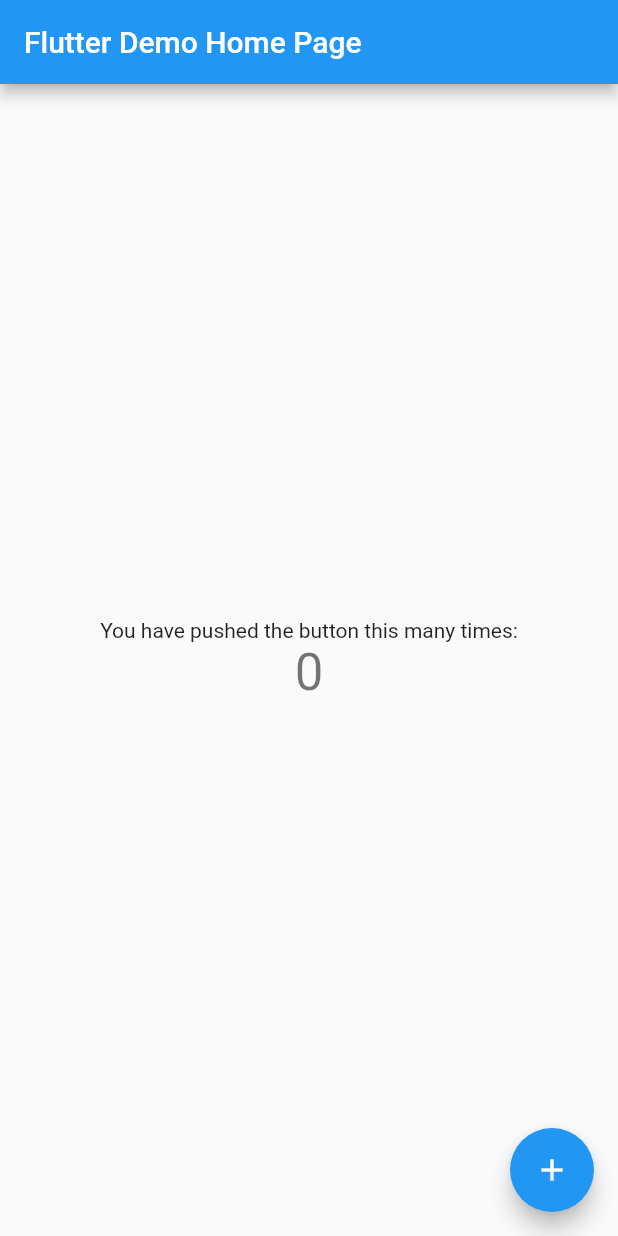
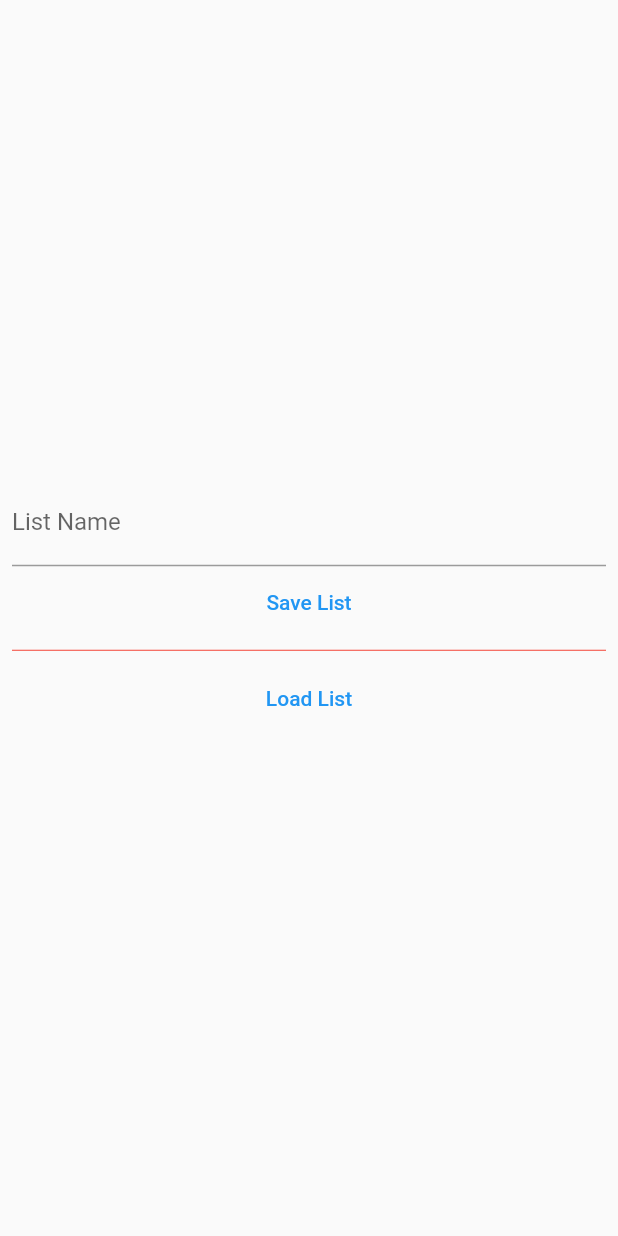
Before and after one commit to misteroak/bucket_list_flutter_app, a Flutter app: the screen it shows after launch, on a phone screen of 412 x 824 dp. Run offline on Flutter 3.47's test engine with Material 2 defaults, Android fonts, the phone set to English and light mode, and no system bars; our stand-ins replace bloc, flutter_bloc, freezed_annotation, get_it, injectable, logger and 1 more; generated files the repository leaves out were written again.

```diff
--- /dev/null
+++ b/lib/1_presentation/main_page/main_page.dart
@@ -0,0 +1,63 @@
+import 'package:flutter/material.dart';
+import 'package:flutter_bloc/flutter_bloc.dart';
+
+import '../../2_application/blocs.dart';
+import '../../injection.dart';
+import 'widgets/applist_form_widget.dart';
+import 'widgets/applist_loader_widget.dart';
+
+class MainPage extends StatelessWidget {
+  const MainPage({Key? key}) : super(key: key);
+
+  @override
+  Widget build(BuildContext context) {
+    return Scaffold(
+      body: MultiBlocProvider(
+        providers: [
+          BlocProvider<AppListFormBloc>(
+            create: (_) => getIt<AppListFormBloc>(),
+          ),
+          BlocProvider<AppListWatcherBloc>(
+            create: (_) => getIt<AppListWatcherBloc>(),
+          ),
+        ],
+        child: const _MainPageLayout(),
+      ),
+    );
+  }
+}
+
+class _MainPageLayout extends StatelessWidget {
+  const _MainPageLayout({Key? key}) : super(key: key);
+
+  @override
+  Widget build(BuildContext context) {
+    return BlocListener<AppListFormBloc, AppListFormState>(
+      listenWhen: (previous, current) => current.maybeMap(
+        savedSuccessfully: (_) => true,
+        orElse: () => false,
+      ),
+      listener: (context, state) {
+        ScaffoldMessenger.of(context).showSnackBar(
+          const SnackBar(
+            content: Text('List saved successfully!'),
+          ),
+        );
+      },
+      child: Center(
+        child: Padding(
+          padding: const EdgeInsets.all(8.0),
+          child: Column(
+            mainAxisAlignment: MainAxisAlignment.center,
+            children: const [
+              // Save list form
+              AppListFormWidget(),
+              Divider(color: Colors.red),
+              AppListLoaderWidget(),
+            ],
+          ),
+        ),
+      ),
+    );
+  }
+}
--- /dev/null
+++ b/lib/1_presentation/main_page/widgets/applist_form_widget.dart
@@ -0,0 +1,40 @@
+import 'package:flutter/material.dart';
+import 'package:flutter_bloc/flutter_bloc.dart';
+import 'package:photo_app/2_application/blocs/applist_form_bloc/applist_form_bloc.dart';
+import 'package:photo_app/3_domain/app_lists/applist_entity.dart';
+
+class AppListFormWidget extends StatefulWidget {
+  const AppListFormWidget({Key? key}) : super(key: key);
+
+  @override
+  _AppListFormWidgetState createState() => _AppListFormWidgetState();
+}
+
+class _AppListFormWidgetState extends State<AppListFormWidget> {
+  final _formKey = GlobalKey<FormState>();
+  String? _listName;
+
+  @override
+  Widget build(BuildContext context) {
+    return Form(
+      key: _formKey,
+      child: Column(
+        mainAxisAlignment: MainAxisAlignment.center,
+        children: [
+          TextFormField(
+            decoration: const InputDecoration(
+              labelText: 'List Name',
+            ),
+            onChanged: (newValue) => _listName = newValue,
+          ),
+          TextButton(
+            onPressed: () => context
+                .read<AppListFormBloc>()
+                .add(AppListFormEvent.saveAppList(AppList(_listName ?? ''))),
+            child: const Text('Save List'),
+          ),
+        ],
+      ),
+    );
+  }
+}
--- /dev/null
+++ b/lib/1_presentation/main_page/widgets/applist_loader_widget.dart
@@ -0,0 +1,32 @@
+import 'package:flutter/material.dart';
+import 'package:flutter_bloc/flutter_bloc.dart';
+import 'package:photo_app/2_application/blocs.dart';
+
+class AppListLoaderWidget extends StatelessWidget {
+  const AppListLoaderWidget({Key? key}) : super(key: key);
+
+  @override
+  Widget build(BuildContext context) {
+    return Column(
+      children: [
+        TextButton(
+          onPressed: () => context
+              .read<AppListWatcherBloc>()
+              .add(const AppListWatcherEvent.loadList()),
+          child: const Text('Load List'),
+        ),
+        BlocBuilder<AppListWatcherBloc, AppListWatcherState>(
+          builder: (context, state) {
+            return Text(
+              state.map(
+                  initial: (_) => '',
+                  loadingList: (_) => 'Loading..',
+                  loadedListSuccessfully: (event) => event.appList.name,
+                  loadListFailed: (_) => 'Error loading list!'),
+            );
+          },
+        ),
+      ],
+    );
+  }
+}
--- /dev/null
+++ b/lib/2_application/blocs.dart
@@ -0,0 +1,2 @@
+export './blocs/applist_form_bloc/applist_form_bloc.dart';
+export './blocs/applist_watcher_bloc/applist_watcher_bloc.dart';
--- /dev/null
+++ b/lib/2_application/blocs/applist_form_bloc/applist_form_bloc_event.dart
@@ -0,0 +1,7 @@
+part of 'applist_form_bloc.dart';
+
+@freezed
+class AppListFormEvent with _$AppListFormEvent {
+  const factory AppListFormEvent.started() = _Started;
+  const factory AppListFormEvent.saveAppList(AppList appList) = _SaveAppList;
+}
--- /dev/null
+++ b/lib/2_application/blocs/applist_form_bloc/applist_form_bloc_state.dart
@@ -0,0 +1,12 @@
+part of 'applist_form_bloc.dart';
+
+@freezed
+class AppListFormState with _$AppListFormState {
+  const factory AppListFormState.initial() = _Initial;
+  const factory AppListFormState.saving() = _Saving;
+  const factory AppListFormState.savedSuccessfully() = _SavedSuccessfully;
+  const factory AppListFormState.saveFailed() = _SavedFailed;
+  const factory AppListFormState.listLoadedSuccessfully(AppList list) =
+      _LoadedSuccessfully;
+  const factory AppListFormState.listLoadFailed() = _LoadFailed;
+}
--- /dev/null
+++ b/lib/2_application/blocs/applist_watcher_bloc/applist_watcher_bloc.dart
@@ -0,0 +1,39 @@
+import 'package:bloc/bloc.dart';
+import 'package:freezed_annotation/freezed_annotation.dart';
+import 'package:injectable/injectable.dart';
+
+import '../../../3_domain/app_lists/applist_entity.dart';
+import '../../../3_domain/app_lists/i_applists_repository.dart';
+
+part 'applist_watcher_bloc.freezed.dart';
+part 'applist_watcher_event.dart';
+part 'applist_watcher_state.dart';
+
+@injectable
+class AppListWatcherBloc
+    extends Bloc<AppListWatcherEvent, AppListWatcherState> {
+  final IAppListsRepository appListsRepository;
+
+  AppListWatcherBloc(this.appListsRepository)
+      : super(const AppListWatcherState.initial()) {
+    on<AppListWatcherEvent>((event, emit) async {
+      await event.map(
+        loadList: (_) async {
+          emit(const AppListWatcherState.loadingList());
+          // Try to get list from repository
+          final appList = await appListsRepository.getList();
+
+          // List load failed
+          if (appList == null) {
+            emit(const AppListWatcherState.loadListFailed());
+            // List load succeeded
+          } else {
+            add(AppListWatcherEvent.listLoaded(appList));
+          }
+        },
+        listLoaded: (event) async =>
+            emit(AppListWatcherState.loadedListSuccessfully(event.appList)),
+      );
+    });
+  }
+}
--- /dev/null
+++ b/lib/2_application/blocs/applist_watcher_bloc/applist_watcher_event.dart
@@ -0,0 +1,7 @@
+part of 'applist_watcher_bloc.dart';
+
+@freezed
+class AppListWatcherEvent with _$AppListWatcherEvent {
+  const factory AppListWatcherEvent.loadList() = _loadList;
+  const factory AppListWatcherEvent.listLoaded(AppList appList) = _listLoaded;
+}
--- /dev/null
+++ b/lib/2_application/blocs/applist_watcher_bloc/applist_watcher_state.dart
@@ -0,0 +1,10 @@
+part of 'applist_watcher_bloc.dart';
+
+@freezed
+class AppListWatcherState with _$AppListWatcherState {
+  const factory AppListWatcherState.initial() = _$Initial;
+  const factory AppListWatcherState.loadingList() = _$loadingList;
+  const factory AppListWatcherState.loadedListSuccessfully(AppList appList) =
+      _$loadedListSuccessfully;
+  const factory AppListWatcherState.loadListFailed() = _$loadListFailed;
+}
--- a/lib/3_domain/app_lists/i_applists_repository.dart
+++ b/lib/3_domain/app_lists/i_applists_repository.dart
@@ -1,6 +1,6 @@
 import 'applist_entity.dart';
 
 abstract class IAppListsRepository {
-  AppList getList();
+  Future<AppList?> getList();
   Future<bool> writeList(AppList list);
 }
--- a/lib/4_infrastructure/app_lists/applists_repository.dart
+++ b/lib/4_infrastructure/app_lists/applists_repository.dart
@@ -15,9 +15,9 @@ class AppListsRepository implements IAppListsRepository {
   AppListsRepository(this.sp);
 
   @override
-  AppList getList() {
+  Future<AppList> getList() {
     String res = sp.getString(listKey) ?? '';
-    return AppList.fromJson(jsonDecode(res));
+    return Future.value(AppList.fromJson(jsonDecode(res)));
   }
 
   @override
--- a/lib/4_infrastructure/core/shared_preferences_injectable_module.dart
+++ b/lib/4_infrastructure/core/shared_preferences_injectable_module.dart
@@ -2,7 +2,7 @@ import 'package:injectable/injectable.dart';
 import 'package:shared_preferences/shared_preferences.dart';
 
 @module
-abstract class RegisterModule {
+abstract class SharedPreferenceInjectableModule {
   @preResolve
   Future<SharedPreferences> get prefs => SharedPreferences.getInstance();
 }
--- a/lib/main.dart
+++ b/lib/main.dart
@@ -1,10 +1,20 @@
+import 'package:bloc/bloc.dart';
 import 'package:flutter/material.dart';
 
+import '1_presentation/main_page/main_page.dart';
+import '2_application/bloc_observer/bloc_observer.dart';
 import 'injection.dart';
 
-void main() {
-  configureDependencies();
-  runApp(const MyApp());
+void main() async {
+  WidgetsFlutterBinding.ensureInitialized();
+  await configureDependencies();
+
+  BlocOverrides.runZoned(
+    () {
+      runApp(const MyApp());
+    },
+    blocObserver: AppBlocObserver(),
+  );
 }
 
 class MyApp extends StatelessWidget {
@@ -16,103 +26,9 @@ class MyApp extends StatelessWidget {
     return MaterialApp(
       title: 'Flutter Demo',
       theme: ThemeData(
-        // This is the theme of your application.
-        //
-        // Try running your application with "flutter run". You'll see the
-        // application has a blue toolbar. Then, without quitting the app, try
-        // changing the primarySwatch below to Colors.green and then invoke
-        // "hot reload" (press "r" in the console where you ran "flutter run",
-        // or simply save your changes to "hot reload" in a Flutter IDE).
-        // Notice that the counter didn't reset back to zero; the application
-        // is not restarted.
         primarySwatch: Colors.blue,
       ),
-      home: const MyHomePage(title: 'Flutter Demo Home Page'),
+      home: const MainPage(),
     );
   }
 }
-
-class MyHomePage extends StatefulWidget {
-  const MyHomePage({Key? key, required this.title}) : super(key: key);
-
-  // This widget is the home page of your application. It is stateful, meaning
-  // that it has a State object (defined below) that contains fields that affect
-  // how it looks.
-
-  // This class is the configuration for the state. It holds the values (in this
-  // case the title) provided by the parent (in this case the App widget) and
-  // used by the build method of the State. Fields in a Widget subclass are
-  // always marked "final".
-
-  final String title;
-
-  @override
-  State<MyHomePage> createState() => _MyHomePageState();
-}
-
-class _MyHomePageState extends State<MyHomePage> {
-  int _counter = 0;
-
-  void _incrementCounter() {
-    setState(() {
-      // This call to setState tells the Flutter framework that something has
-      // changed in this State, which causes it to rerun the build method below
-      // so that the display can reflect the updated values. If we changed
-      // _counter without calling setState(), then the build method would not be
-      // called again, and so nothing would appear to happen.
-      _counter++;
-    });
-  }
-
-  @override
-  Widget build(BuildContext context) {
-    // This method is rerun every time setState is called, for instance as done
-    // by the _incrementCounter method above.
-    //
-    // The Flutter framework has been optimized to make rerunning build methods
-    // fast, so that you can just rebuild anything that needs updating rather
-    // than having to individually change instances of widgets.
-    return Scaffold(
-      appBar: AppBar(
-        // Here we take the value from the MyHomePage object that was created by
-        // the App.build method, and use it to set our appbar title.
-        title: Text(widget.title),
-      ),
-      body: Center(
-        // Center is a layout widget. It takes a single child and positions it
-        // in the middle of the parent.
-        child: Column(
-          // Column is also a layout widget. It takes a list of children and
-          // arranges them vertically. By default, it sizes itself to fit its
-          // children horizontally, and tries to be as tall as its parent.
-          //
-          // Invoke "debug painting" (press "p" in the console, choose the
-          // "Toggle Debug Paint" action from the Flutter Inspector in Android
-          // Studio, or the "Toggle Debug Paint" command in Visual Studio Code)
-          // to see the wireframe for each widget.
-          //
-          // Column has various properties to control how it sizes itself and
-          // how it positions its children. Here we use mainAxisAlignment to
-          // center the children vertically; the main axis here is the vertical
-          // axis because Columns are vertical (the cross axis would be
-          // horizontal).
-          mainAxisAlignment: MainAxisAlignment.center,
-          children: <Widget>[
-            const Text(
-              'You have pushed the button this many times:',
-            ),
-            Text(
-              '$_counter',
-              style: Theme.of(context).textTheme.headline4,
-            ),
-          ],
-        ),
-      ),
-      floatingActionButton: FloatingActionButton(
-        onPressed: _incrementCounter,
-        tooltip: 'Increment',
-        child: const Icon(Icons.add),
-      ), // This trailing comma makes auto-formatting nicer for build methods.
-    );
-  }
-}
--- a/pubspec.yaml
+++ b/pubspec.yaml
@@ -27,13 +27,16 @@ environment:
 # the latest version available on pub.dev. To see which dependencies have newer
 # versions available, run `flutter pub outdated`.
 dependencies:
+  bloc: ^8.0.1
   cupertino_icons: ^1.0.2
   flutter:
     sdk: flutter
+  flutter_bloc: ^8.0.0
   freezed_annotation: ^1.0.0
   get_it: ^7.2.0
   injectable: ^1.5.0
   json_annotation: ^4.3.0
+  logger: ^1.1.0
   shared_preferences: ^2.0.9
 
 dev_dependencies:
```
Also changed, not shown: lib/2_application/bloc_observer/bloc_observer.dart (added, +17 -0 lines), lib/2_application/blocs/applist_form_bloc/applist_form_bloc.dart (added, +38 -0 lines), lib/injection.dart (+1 -6 lines), pubspec.lock, 3 other files.
